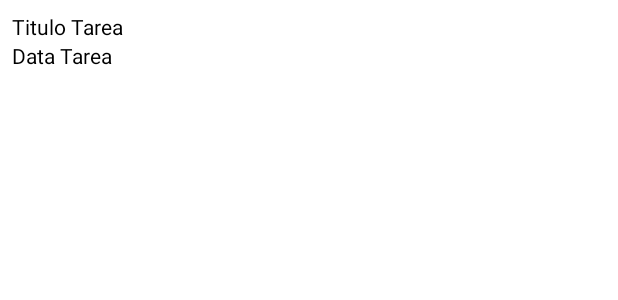
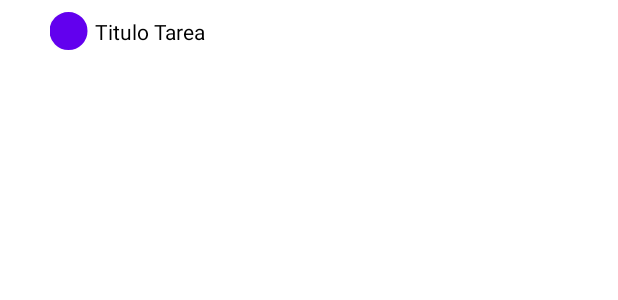
Before and after one commit to reivax26/todoList, an Android app: the layout lista_tareas.xml on its own in the app's theme, with its tools: preview values and no code run, on a phone screen of 412 x 824 dp. Shown: the top 300 px of the screen. Run offline under Robolectric (Android 15) with nearby library versions, the phone set to English and light mode, and no system bars.

Commit message:
button add list and check list

```diff
--- a/app/src/main/java/com/xavier/pouyadoux/prog1/todolist/TareaLab.java
+++ b/app/src/main/java/com/xavier/pouyadoux/prog1/todolist/TareaLab.java
@@ -21,7 +21,7 @@ public class TareaLab {
     private TareaLab(Context context) {
         mTareas = new ArrayList<>();
 
-        for (int i = 0; i < 160; i++) {
+        for (int i = 0; i < 2; i++) {
             Tareas tareas = new Tareas();
             tareas.setTitle("Tarea #" + i);
             tareas.setRealizado(i % 2 == 0);
--- /dev/null
+++ b/app/src/main/res/drawable/round_button.xml
@@ -0,0 +1,26 @@
+<?xml version="1.0" encoding="utf-8"?>
+<shape xmlns:android="http://schemas.android.com/apk/res/android"     android:shape="rectangle" >
+    <corners
+        android:topLeftRadius="100dp"
+        android:topRightRadius="100dp"
+        android:bottomLeftRadius="100dp"
+        android:bottomRightRadius="100dp"
+        />
+    <solid
+        android:color="#FDFEFE"
+        />
+    <padding
+        android:left="0dp"
+        android:top="0dp"
+        android:right="0dp"
+        android:bottom="0dp"
+        />
+    <size
+        android:width="100dp"
+        android:height="100dp"
+        />
+    <stroke
+        android:width="3dp"
+        android:color="#878787"
+        />
+</shape>
--- a/app/src/main/res/layout/lista_tareas.xml
+++ b/app/src/main/res/layout/lista_tareas.xml
@@ -6,18 +6,28 @@
     android:orientation="vertical"
     android:padding="8dp">
 
-    <TextView
-        android:id="@+id/Tarea_titulo"
-        android:layout_width="match_parent"
-        android:layout_height="wrap_content"
-        android:text="@string/titulo_tarea"
-        android:textColor="@color/black" />
+    <FrameLayout
+        android:layout_width="377dp"
+        android:layout_height="match_parent"
+        android:translationX="25dp">
 
-    <TextView
-        android:id="@+id/Tarea_data"
-        android:layout_width="wrap_content"
-        android:layout_height="match_parent"
-        android:text="@string/data_tarea"
-        android:textColor="@color/black"/>
+
+        <TextView
+            android:id="@+id/Tarea_titulo"
+            android:layout_width="336dp"
+            android:layout_height="match_parent"
+            android:text="@string/titulo_tarea"
+            android:textColor="@color/black"
+            android:translationX="30dp"
+            android:translationY="3dp" />
+
+        <Button
+            android:id="@+id/Button_estado"
+            android:layout_width="25dp"
+            android:layout_height="25dp"
+            android:background="@drawable/round_button"
+            android:textSize="30sp" />
+
+    </FrameLayout>
 
 </LinearLayout>
```
Also changed, not shown: app/src/main/java/com/xavier/pouyadoux/prog1/todolist/MainActivity.java (+27 -7 lines), app/src/main/java/com/xavier/pouyadoux/prog1/todolist/Tareas.java (+0 -12 lines), app/src/main/res/layout/activity_main.xml (+6 -1 lines), app/src/main/res/values/styles.xml (+11 -0 lines).
